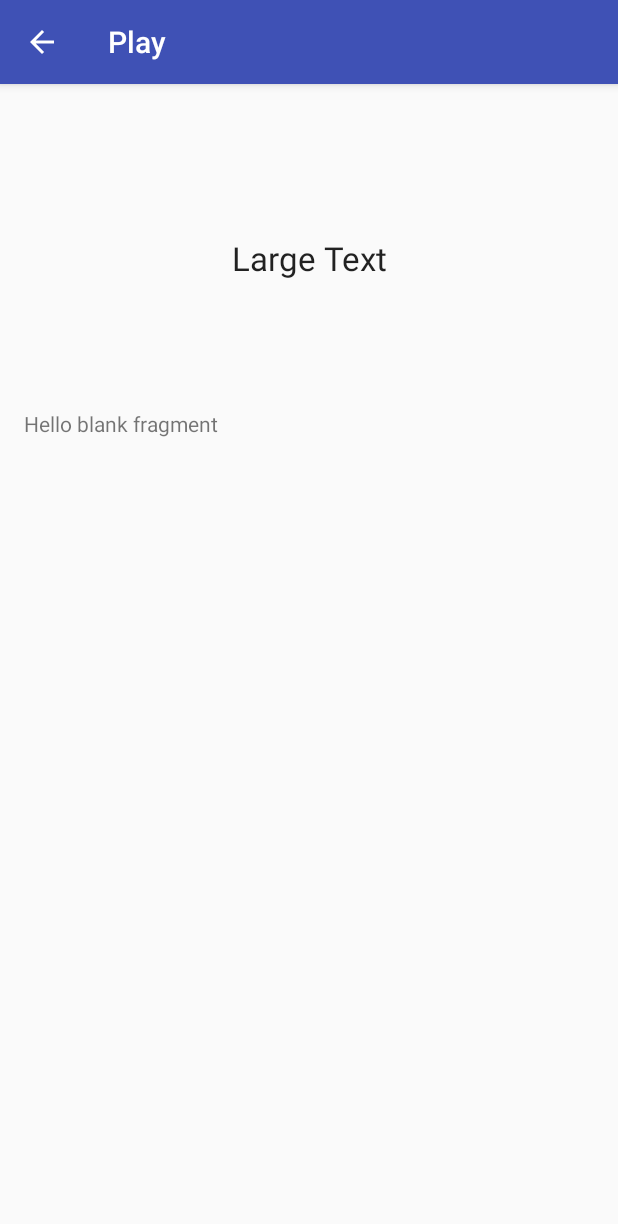
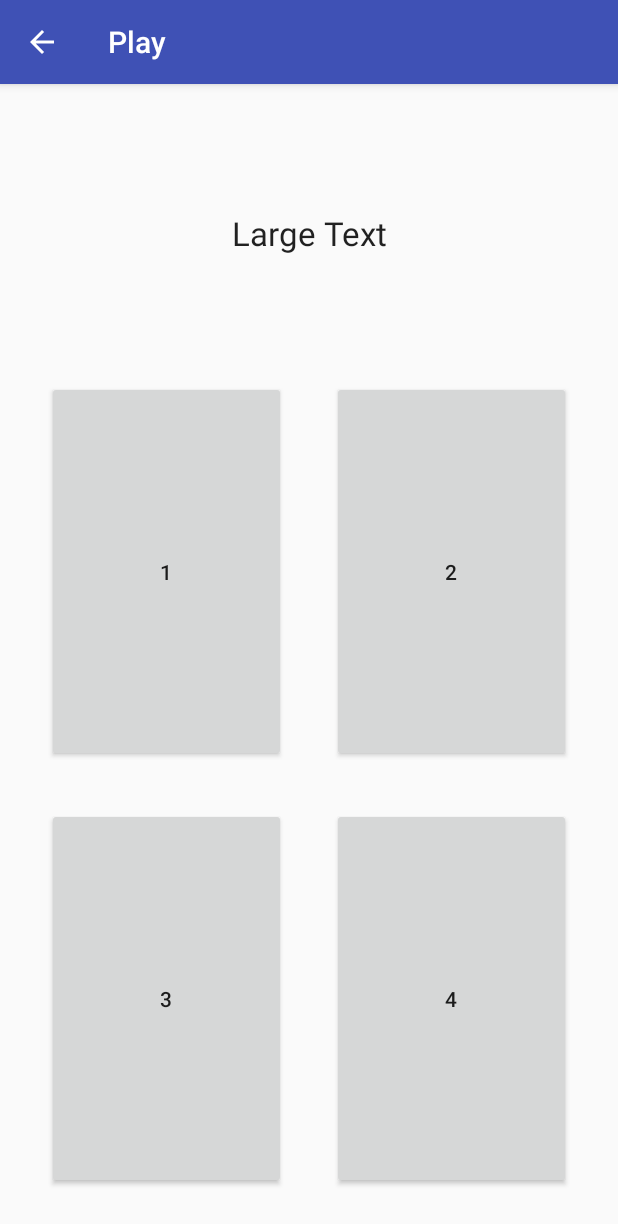
Before and after one commit to borisbrodski/MathMemorizer, an Android app: the PlayActivity screen opened directly, with no data from a screen before it, on a phone screen of 412 x 824 dp. Shown: the top 1224 px of the screen. Run offline under Robolectric (Android 15) with nearby library versions, the phone set to English and light mode, and no system bars.

Commit message:
Show buttons works!

```diff
--- a/app/src/main/java/name/brodski/mathmemorizer/mathmemorizer/PlayActivity.java
+++ b/app/src/main/java/name/brodski/mathmemorizer/mathmemorizer/PlayActivity.java
@@ -31,7 +31,7 @@ public class PlayActivity extends AppCompatActivity implements PlayMultipleChoic
 
         PlayMultipleChoiceFragment fragment = PlayMultipleChoiceFragment.newInstance(new CharSequence[]{"1", "2", "3", "4"});
 
-        fragment.setArguments(getIntent().getExtras());
+        // fragment.setArguments(getIntent().getExtras());
         getSupportFragmentManager().beginTransaction().replace(R.id.fragment_container_choice, fragment).commit();
 
     }
--- a/app/src/main/java/name/brodski/mathmemorizer/mathmemorizer/PlayMultipleChoiceFragment.java
+++ b/app/src/main/java/name/brodski/mathmemorizer/mathmemorizer/PlayMultipleChoiceFragment.java
@@ -7,6 +7,13 @@ import android.support.v4.app.Fragment;
 import android.view.LayoutInflater;
 import android.view.View;
 import android.view.ViewGroup;
+import android.widget.Button;
+// import android.support.v7.view.GridLayoutManager;
+import android.widget.GridLayout;
+import android.widget.TableLayout;
+import android.widget.TableRow;
+
+import java.util.Arrays;
 
 
 /**
@@ -47,7 +54,52 @@ public class PlayMultipleChoiceFragment extends Fragment {
     @Override
     public View onCreateView(LayoutInflater inflater, ViewGroup container,
                              Bundle savedInstanceState) {
-        return inflater.inflate(R.layout.fragment_play_multiple_choice, container, false);
+        View view = inflater.inflate(R.layout.fragment_play_multiple_choice, container, false);
+        createButtons(view);
+        return view;
+    }
+
+    public void createButtons(View view) {
+        int rows;
+        int columns;
+        switch (mChoices.length) {
+            case 4:
+                rows = 2;
+                columns = 2;
+                break;
+            case 6:
+                rows = 3;
+                columns = 2;
+                break;
+            case 9:
+                rows = 3;
+                columns = 3;
+                break;
+            default:
+                throw new RuntimeException("Unsupported amount of choices: " + mChoices.length + " (" + Arrays.toString(mChoices) + ")");
+        }
+
+        TableLayout layout = (TableLayout) view.findViewById(R.id.play_multiple_choice_tablelayout);
+
+        final float scale = getContext().getResources().getDisplayMetrics().density;
+        int marginPx = (int) (15 * scale + 0.5f);
+
+
+        // layout.removeAllViews();
+        for (int row = 0; row < rows; row++) {
+            TableRow tableRow = new TableRow(getActivity());
+            TableLayout.LayoutParams tableParams = new TableLayout.LayoutParams(TableRow.LayoutParams.MATCH_PARENT, TableRow.LayoutParams.MATCH_PARENT);
+            tableParams.weight = 1.0f;
+            tableRow.setLayoutParams(tableParams);
+            for (int column = 0; column < columns; column++) {
+                Button button = new Button(getActivity());
+                TableRow.LayoutParams layoutParams = new TableRow.LayoutParams(TableRow.LayoutParams.MATCH_PARENT, TableRow.LayoutParams.MATCH_PARENT);
+                layoutParams.setMargins(marginPx, marginPx, marginPx, marginPx);
+                button.setText(mChoices[column + row * columns]);
+                tableRow.addView(button, layoutParams);
+            }
+            layout.addView(tableRow);
+        }
     }
 
     // TODO: Rename method, update argument and hook method into UI event
--- a/app/src/main/res/layout/fragment_play_multiple_choice.xml
+++ b/app/src/main/res/layout/fragment_play_multiple_choice.xml
@@ -1,13 +1,69 @@
-<FrameLayout xmlns:android="http://schemas.android.com/apk/res/android"
+<TableLayout xmlns:android="http://schemas.android.com/apk/res/android"
     xmlns:tools="http://schemas.android.com/tools"
+    android:id="@+id/play_multiple_choice_tablelayout"
     android:layout_width="match_parent"
     android:layout_height="match_parent"
+    android:stretchColumns="*"
     tools:context="name.brodski.mathmemorizer.mathmemorizer.PlayMultipleChoiceFragment">
 
-    <!-- TODO: Update blank fragment layout -->
-    <TextView
-        android:layout_width="match_parent"
-        android:layout_height="match_parent"
-        android:text="@string/hello_blank_fragment" />
+<!--
+    <TableRow android:layout_weight="1.0">
+        <Button
+            android:layout_width="match_parent"
+            android:layout_height="match_parent"
+            android:text="New Button"
+            android:layout_margin="30dp"
+            android:id="@+id/button"/>
+        <Button
+            android:layout_width="match_parent"
+            android:layout_height="match_parent"
+            android:text="New Button"/>
 
-</FrameLayout>
+    </TableRow>
+
+    <TableRow android:layout_weight="1.0">
+        <Button
+            android:layout_width="match_parent"
+            android:layout_height="match_parent"
+            android:text="New Button"/>
+        <Button
+            android:layout_width="match_parent"
+            android:layout_height="match_parent"
+            android:text="New Button"/>
+
+    </TableRow>
+-->
+
+<!--
+    <Button
+        android:layout_width="wrap_content"
+        android:layout_height="wrap_content"
+        android:text="New Button"
+        android:id="@+id/button2"
+        android:layout_row="0"
+        android:layout_column="1"
+        android:layout_columnWeight="1"
+        android:layout_rowWeight="1" />
+
+    <Button
+        android:layout_width="wrap_content"
+        android:layout_height="wrap_content"
+        android:text="New Button"
+        android:id="@+id/button3"
+        android:layout_row="1"
+        android:layout_column="0"
+        android:layout_columnWeight="1"
+        android:layout_rowWeight="1" />
+
+    <Button
+        android:layout_width="wrap_content"
+        android:layout_height="wrap_content"
+        android:text="New Button"
+        android:id="@+id/button4"
+        android:layout_row="1"
+        android:layout_column="1"
+        android:layout_columnWeight="1"
+        android:layout_rowWeight="1" />
+-->
+
+</TableLayout>
--- a/build.gradle
+++ b/build.gradle
@@ -5,7 +5,7 @@ buildscript {
         jcenter()
     }
     dependencies {
-        classpath 'com.android.tools.build:gradle:2.1.3'
+        classpath 'com.android.tools.build:gradle:2.2.0'
 
         // NOTE: Do not place your application dependencies here; they belong
         // in the individual module build.gradle files
```
